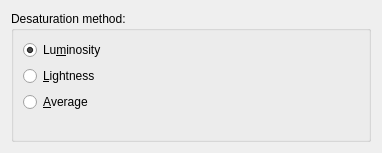
The window that krita/plugins/filters/colorsfilters/wdg_desaturate.ui (KDE/krita) describes before a commit, drawn with Qt 5.
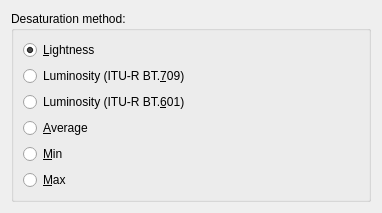
The same window after the commit.

Commit message: Go the whole hog: implement both ITU formulas and min/max desaturation

What changed in the file:
```diff
--- a/krita/plugins/filters/colorsfilters/wdg_desaturate.ui
+++ b/krita/plugins/filters/colorsfilters/wdg_desaturate.ui
@@ -7,7 +7,7 @@
     <x>0</x>
     <y>0</y>
     <width>382</width>
-    <height>153</height>
+    <height>194</height>
    </rect>
   </property>
   <layout class="QGridLayout">
@@ -17,7 +17,21 @@
       <string>Desaturation method:</string>
      </property>
      <layout class="QGridLayout" name="gridLayout">
-      <item row="4" column="0">
+      <item row="5" column="0">
+       <widget class="QRadioButton" name="radioMin">
+        <property name="text">
+         <string>&amp;Min</string>
+        </property>
+       </widget>
+      </item>
+      <item row="6" column="0">
+       <widget class="QRadioButton" name="radioMax">
+        <property name="text">
+         <string>&amp;Max</string>
+        </property>
+       </widget>
+      </item>
+      <item row="7" column="0">
        <spacer name="verticalSpacer">
         <property name="orientation">
          <enum>Qt::Vertical</enum>
@@ -30,7 +44,7 @@
         </property>
        </spacer>
       </item>
-      <item row="3" column="0">
+      <item row="4" column="0">
        <widget class="QRadioButton" name="radioAverage">
         <property name="text">
          <string>&amp;Average</string>
@@ -38,9 +52,9 @@
        </widget>
       </item>
       <item row="1" column="0">
-       <widget class="QRadioButton" name="radioLuminosity">
+       <widget class="QRadioButton" name="radioLightness">
         <property name="text">
-         <string>Lu&amp;minosity</string>
+         <string>&amp;Lightness</string>
         </property>
         <property name="checked">
          <bool>true</bool>
@@ -48,9 +62,16 @@
        </widget>
       </item>
       <item row="2" column="0">
-       <widget class="QRadioButton" name="radioLightness">
+       <widget class="QRadioButton" name="radioLuminosityBT709">
         <property name="text">
-         <string>&amp;Lightness</string>
+         <string>Luminosity (ITU-R BT.&amp;709)</string>
+        </property>
+       </widget>
+      </item>
+      <item row="3" column="0">
+       <widget class="QRadioButton" name="radioLuminosityBT601">
+        <property name="text">
+         <string>Luminosity (ITU-R BT.&amp;601)</string>
         </property>
        </widget>
       </item>
```
The commit also changes 2 other files.
